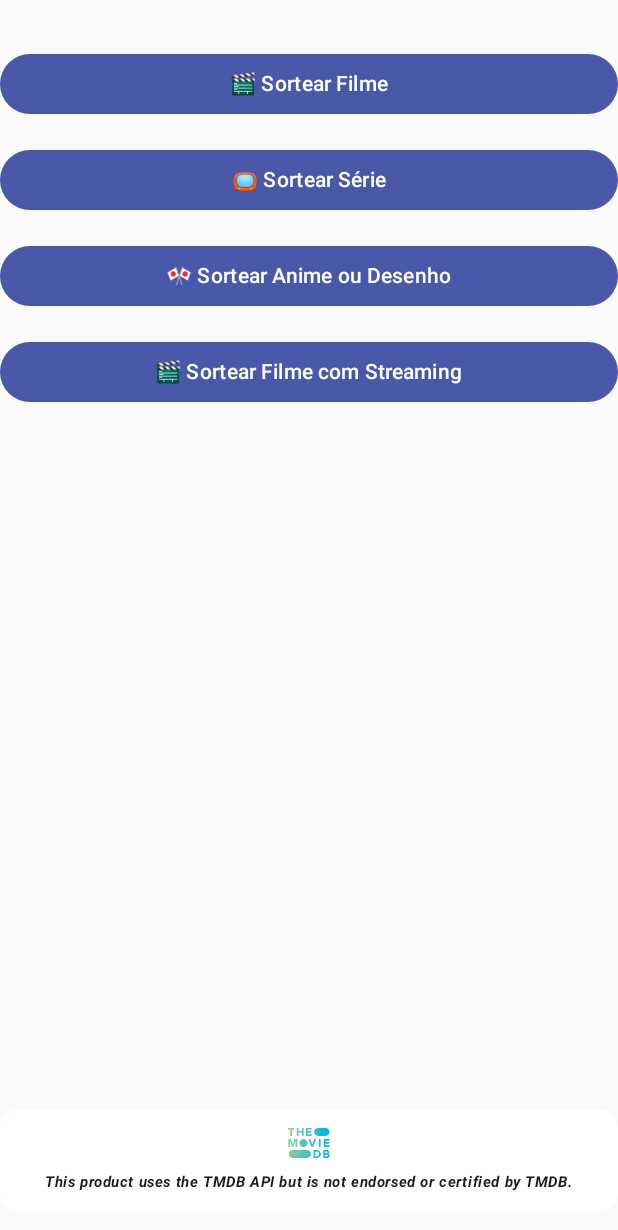
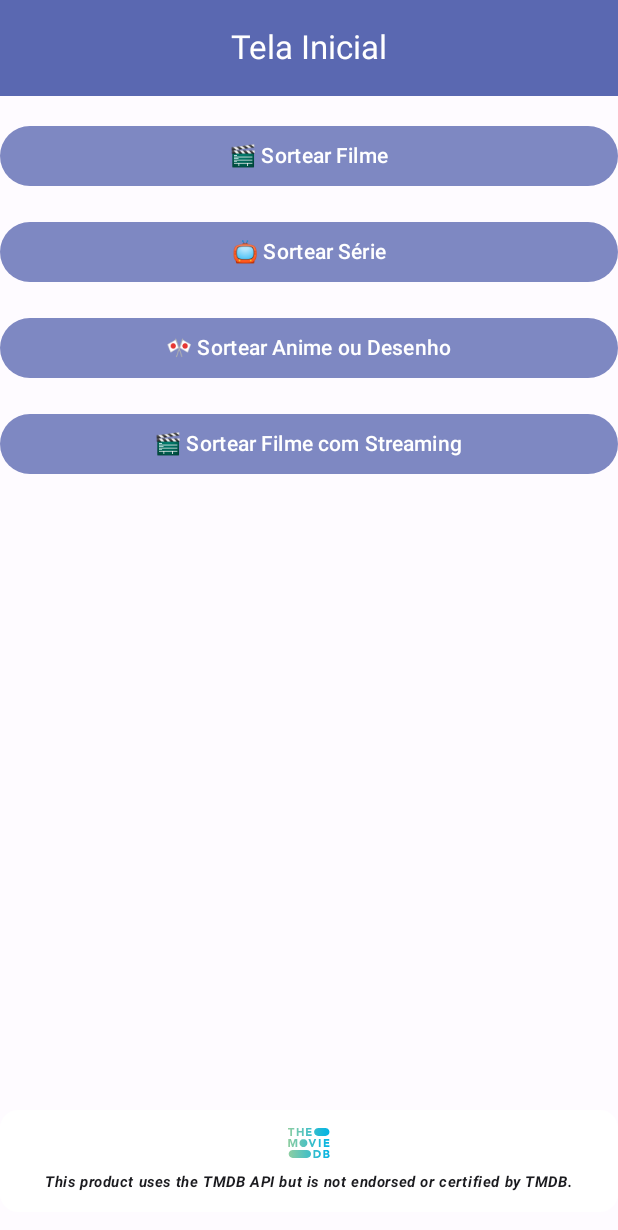
Before and after one commit to Denisenogueira1997/Fun-Night, an Android app built with Jetpack Compose: the screen it shows after launch (MainActivity), on a phone screen of 412 x 824 dp. Shown: the top 1230 px of the screen. Run offline under Robolectric (Android 15) with nearby library versions, the phone set to English and light mode, and no system bars.

Commit message:
Coloca a top App Bar

```diff
--- a/app/src/main/java/com/example/movienight/view/MainScreen.kt
+++ b/app/src/main/java/com/example/movienight/view/MainScreen.kt
@@ -3,17 +3,23 @@ package com.example.movienight.view
 
 import androidx.compose.foundation.layout.Column
 import androidx.compose.foundation.layout.Spacer
+import androidx.compose.foundation.layout.WindowInsets
 import androidx.compose.foundation.layout.fillMaxSize
 import androidx.compose.foundation.layout.fillMaxWidth
 import androidx.compose.foundation.layout.height
 import androidx.compose.foundation.layout.padding
-import androidx.compose.foundation.layout.systemBarsPadding
+import androidx.compose.foundation.layout.statusBarsPadding
+import androidx.compose.foundation.layout.systemBars
 import androidx.compose.foundation.rememberScrollState
 import androidx.compose.foundation.verticalScroll
 import androidx.compose.material3.Button
 import androidx.compose.material3.ButtonDefaults
+import androidx.compose.material3.CenterAlignedTopAppBar
+import androidx.compose.material3.ExperimentalMaterial3Api
 import androidx.compose.material3.MaterialTheme
+import androidx.compose.material3.Scaffold
 import androidx.compose.material3.Text
+import androidx.compose.material3.TopAppBarDefaults
 import androidx.compose.runtime.Composable
 import androidx.compose.runtime.collectAsState
 import androidx.compose.runtime.getValue
@@ -29,6 +35,7 @@ import com.example.movienight.viewmodel.AnimeViewModel
 import com.example.movienight.viewmodel.MovieViewModel
 import com.example.movienight.viewmodel.SeriesViewModel
 
+@OptIn(ExperimentalMaterial3Api::class)
 @Composable
 fun MainScreen(
     movieViewModel: MovieViewModel = viewModel(),
@@ -53,15 +60,30 @@ fun MainScreen(
 
     val scrollState = rememberScrollState()
 
+    Scaffold(
+        topBar = {
+            CenterAlignedTopAppBar(
+                title = { Text("Tela Inicial", color = MaterialTheme.colorScheme.onPrimary) },
+                colors = TopAppBarDefaults.topAppBarColors(
+                    containerColor = MaterialTheme.colorScheme.primary.copy(0.9f)
+                ),
+                modifier = Modifier.statusBarsPadding()
 
+            )
+
+        }, modifier = Modifier.fillMaxSize(),
+        contentWindowInsets = WindowInsets.systemBars
+    ) { paddingValues ->
 
         Column(
             modifier = Modifier
                 .fillMaxSize()
-            .padding(top = 32.dp)
-            .systemBarsPadding()
-            .verticalScroll(scrollState), horizontalAlignment = Alignment.CenterHorizontally
+                .padding(paddingValues)
+                .verticalScroll(scrollState),
+            horizontalAlignment = Alignment.CenterHorizontally
         ) {
+
+            Spacer(modifier = Modifier.height(16.dp))
 
             Button(
                 onClick = {
@@ -71,7 +93,10 @@ fun MainScreen(
                 },
 
                 modifier = Modifier.fillMaxWidth(),
-            colors = ButtonDefaults.buttonColors(containerColor = MaterialTheme.colorScheme.primary)
+
+                colors = ButtonDefaults.buttonColors(
+                    containerColor = MaterialTheme.colorScheme.primary.copy(0.7f)
+                )
 
 
             ) {
@@ -88,7 +113,9 @@ fun MainScreen(
                     seriesViewModel.fetchSeries()
                 },
                 modifier = Modifier.fillMaxWidth(),
-            colors = ButtonDefaults.buttonColors(containerColor = MaterialTheme.colorScheme.primary)
+                colors = ButtonDefaults.buttonColors(
+                    containerColor = MaterialTheme.colorScheme.primary.copy(0.7f)
+                )
             ) {
                 Text("📺 Sortear Série")
             }
@@ -103,7 +130,9 @@ fun MainScreen(
                     animeViewModel.fetchAnime()
                 },
                 modifier = Modifier.fillMaxWidth(),
-            colors = ButtonDefaults.buttonColors(containerColor = MaterialTheme.colorScheme.primary)
+                colors = ButtonDefaults.buttonColors(
+                    containerColor = MaterialTheme.colorScheme.primary.copy(0.7f)
+                )
             ) {
                 Text("🎌 Sortear Anime ou Desenho")
             }
@@ -117,7 +146,9 @@ fun MainScreen(
                     movieViewModel.fetchMoviesWithStreaming()
                 },
                 modifier = Modifier.fillMaxWidth(),
-            colors = ButtonDefaults.buttonColors(containerColor = MaterialTheme.colorScheme.primary)
+                colors = ButtonDefaults.buttonColors(
+                    containerColor = MaterialTheme.colorScheme.primary.copy(0.7f)
+                )
             ) {
                 Text("🎬 Sortear Filme com Streaming")
             }
@@ -149,3 +180,4 @@ fun MainScreen(
 
         }
     }
+}
```
Also changed, not shown: app/src/main/java/com/example/movienight/view/components/MovieItem.kt (+16 -16 lines), app/src/main/java/com/example/movienight/view/components/SerieItem.kt (+16 -16 lines). Lines whose indentation alone changed are shown as unchanged.
